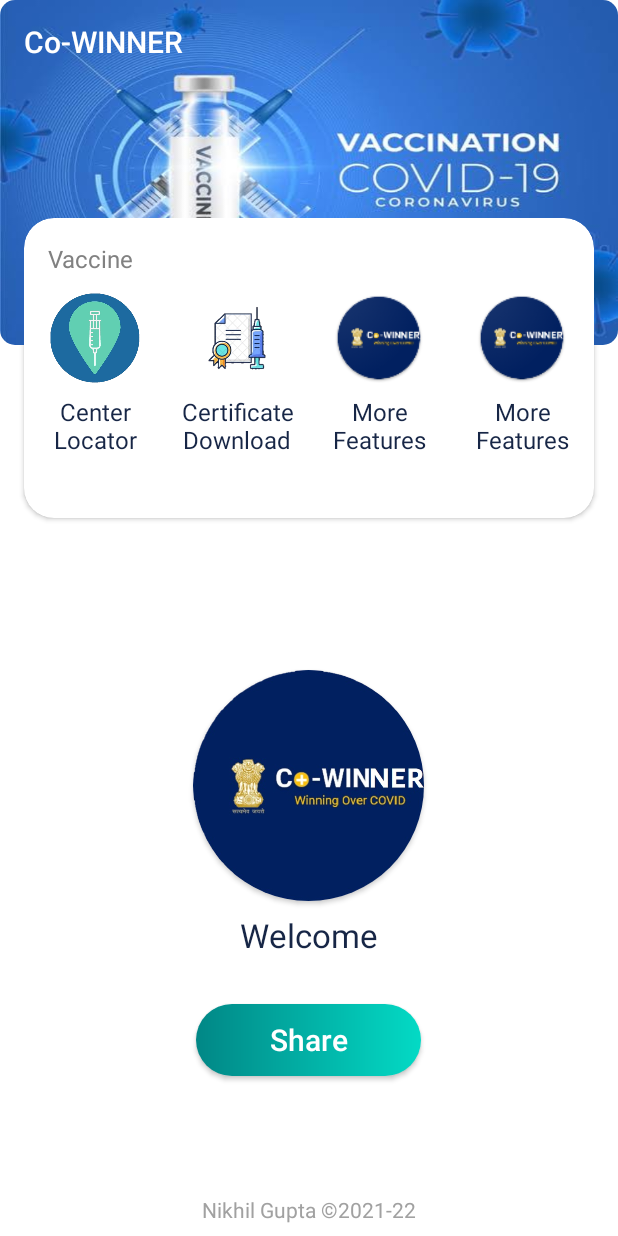
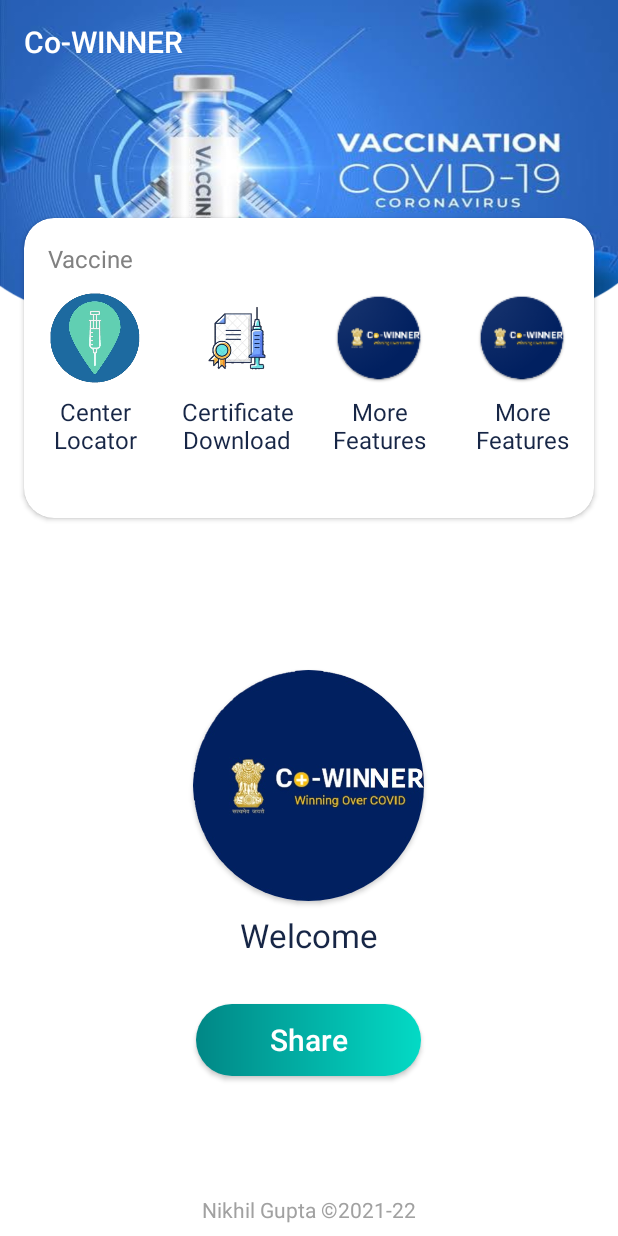
Before and after one commit to Nikhil-Gupta-ind/Co-WINNER, an Android app: the screen it shows after launch (MainActivity), on a phone screen of 412 x 824 dp. Run offline under Robolectric (Android 15) with nearby library versions, the phone set to English and light mode, and no system bars.

Commit message:
bug fixes

```diff
--- a/app/src/main/res/layout/activity_main.xml
+++ b/app/src/main/res/layout/activity_main.xml
@@ -6,19 +6,15 @@
     android:layout_width="match_parent"
     android:layout_height="match_parent"
     tools:context=".MainActivity">
-    <androidx.cardview.widget.CardView
-        android:layout_width="wrap_content"
-        android:layout_height="wrap_content"
-        app:cardCornerRadius="10dp"
-        app:layout_constraintEnd_toEndOf="parent"
-        app:layout_constraintStart_toStartOf="parent"
-        app:layout_constraintTop_toTopOf="parent" >
     <View
         android:id="@+id/view"
         android:layout_width="match_parent"
         android:layout_height="230dp"
-        android:background="@drawable/vaccine_banner"/>
-    </androidx.cardview.widget.CardView>
+        android:background="@drawable/vaccine_banner"
+
+        app:layout_constraintEnd_toEndOf="parent"
+        app:layout_constraintStart_toStartOf="parent"
+        app:layout_constraintTop_toTopOf="parent"/>
 
     <androidx.constraintlayout.widget.Guideline
         android:id="@+id/guideline2"
@@ -208,11 +204,12 @@
             android:layout_marginStart="8dp"
             android:layout_marginTop="16dp"
             android:layout_marginEnd="8dp">
-        <ImageView
-            android:id="@+id/imageView"
-            android:layout_width="154dp"
-            android:layout_height="154dp"
-            android:src="@drawable/app_logo"/>
+
+            <ImageView
+                android:id="@+id/imageView"
+                android:layout_width="154dp"
+                android:layout_height="154dp"
+                android:src="@drawable/app_logo" />
         </androidx.cardview.widget.CardView>
 
         <TextView
```
Also changed, not shown: app/src/main/res/drawable-v24/vaccine_banner.jpeg (deleted), app/src/main/res/drawable-v24/vaccine_banner.png (added).
